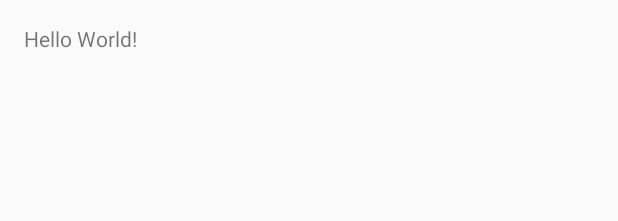
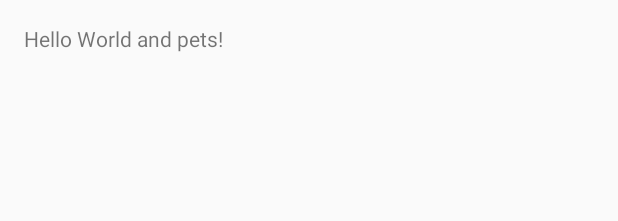
Before and after one commit to aporandroid/LostPet, an Android app: the layout activity_main.xml on its own in the app's theme, with its tools: preview values and no code run, on a phone screen of 412 x 824 dp. Shown: the top 221 px of the screen. Run offline under Robolectric (Android 15) with nearby library versions, the phone set to English and light mode, and no system bars.

Commit message:
Hello World

```diff
--- a/app/src/main/res/layout/activity_main.xml
+++ b/app/src/main/res/layout/activity_main.xml
@@ -12,5 +12,5 @@
     <TextView
         android:layout_width="wrap_content"
         android:layout_height="wrap_content"
-        android:text="Hello World!" />
+        android:text="Hello World and pets!" />
 </RelativeLayout>
```
